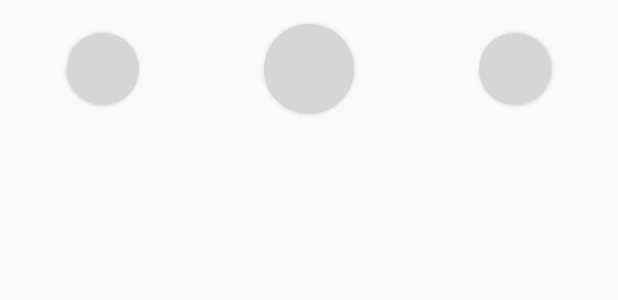
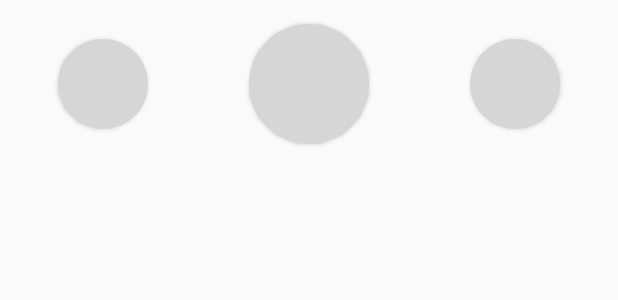
Before and after one commit to little-sparkle/raptor_client_android_driver, an Android app: the layout footer.xml on its own in the app's theme, with its tools: preview values and no code run, on a phone screen of 412 x 824 dp. Shown: the top 300 px of the screen. Run offline under Robolectric (Android 15) with nearby library versions, the phone set to English and light mode, and no system bars.

Commit message:
update dimension

```diff
--- a/app/src/main/res/values/dimens.xml
+++ b/app/src/main/res/values/dimens.xml
@@ -8,8 +8,8 @@
     <dimen name="tab_host_text_size">22sp</dimen>
     <dimen name="tab_host_indicator_width">48dp</dimen>
 
-    <dimen name="footer_item_diameter_small">48dp</dimen>
-    <dimen name="footer_item_diameter_large">60dp</dimen>
+    <dimen name="footer_item_diameter_small">60dp</dimen>
+    <dimen name="footer_item_diameter_large">80dp</dimen>
     <dimen name="footer_item_text_small">12sp</dimen>
     <dimen name="footer_item_text_large">18sp</dimen>
 
```
